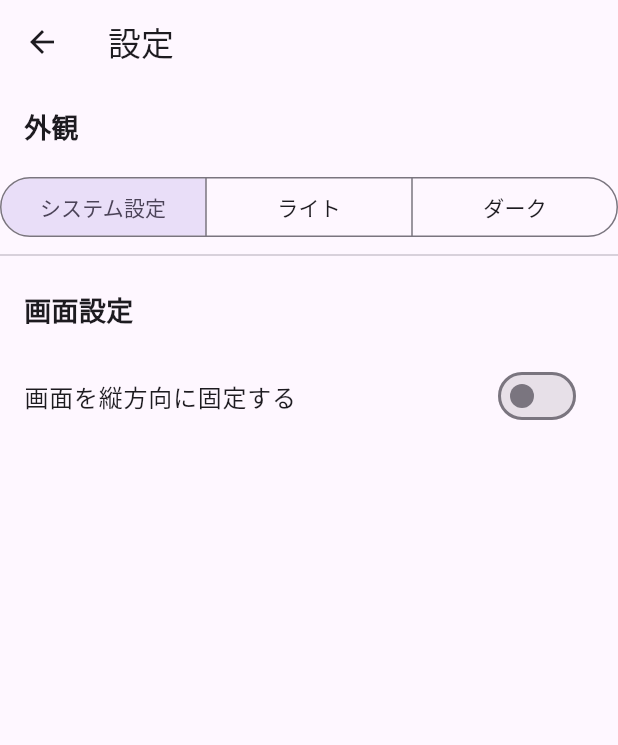
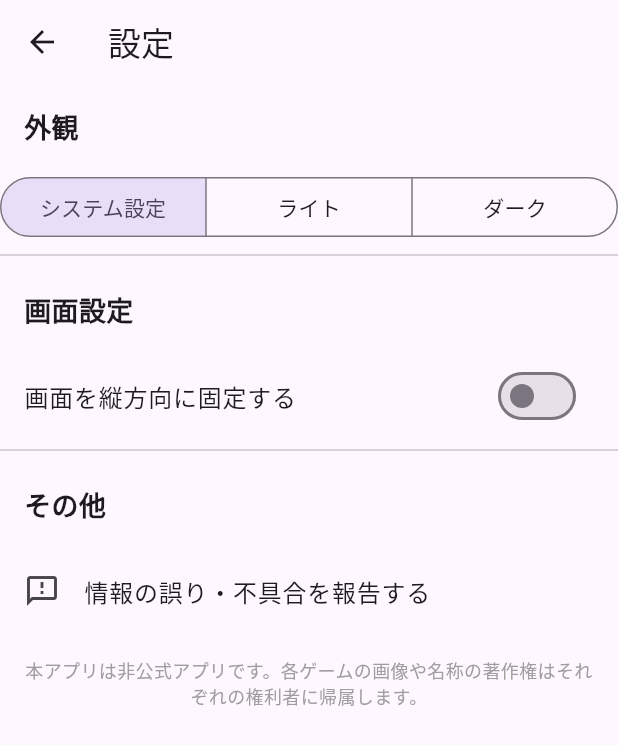
Before and after one commit to onpuuki/game-tracker, a Flutter app: the SettingsScreen screen opened directly, on a phone screen of 412 x 824 dp. Shown: the top 745 px of the screen. Run offline on Flutter 3.47's test engine with Material 3 defaults, Android fonts, the phone set to English and light mode, and no system bars; our stand-ins replace cloud_firestore, cloud_functions, firebase_auth, firebase_core, flutter_hooks, flutter_riverpod and 2 more; accounts and stored records are empty; network calls fail.

Commit message:
feat: Add welcome dialog, feedback links, and disclaimer
- Implemented a first-launch welcome dialog in `home_screen.dart` using `shared_preferences`.
- Added an admin menu option to re-display the welcome dialog.
- Added a feedback/reporting option in the settings screen and event card kebab menu using `url_launcher`.
- Added copyright and unofficial app disclaimer to the settings screen to meet app store policies.

Co-authored-by: onpuuki <220911838+onpuuki@users.noreply.github.com>

```diff
--- a/frontend/lib/screens/settings_screen.dart
+++ b/frontend/lib/screens/settings_screen.dart
@@ -1,6 +1,7 @@
 import 'package:flutter/material.dart';
 import 'package:flutter/services.dart';
 import 'package:shared_preferences/shared_preferences.dart';
+import 'package:url_launcher/url_launcher.dart';
 import '../main.dart'; // Import themeNotifier
 
 class SettingsScreen extends StatefulWidget {
@@ -110,6 +111,41 @@ class _SettingsScreenState extends State<SettingsScreen> {
               _updateRotationLock(value);
             },
           ),
+          const Divider(),
+          const Padding(
+            padding: EdgeInsets.all(16.0),
+            child: Text(
+              'その他',
+              style: TextStyle(fontSize: 18, fontWeight: FontWeight.bold),
+            ),
+          ),
+          ListTile(
+            leading: const Icon(Icons.feedback_outlined),
+            title: const Text('情報の誤り・不具合を報告する'),
+            onTap: () async {
+              final Uri url = Uri.parse('https://forms.gle/dummy_url');
+              if (await canLaunchUrl(url)) {
+                await launchUrl(url, mode: LaunchMode.externalApplication);
+              } else {
+                if (context.mounted) {
+                  ScaffoldMessenger.of(context).showSnackBar(
+                    const SnackBar(content: Text('報告フォームを開けませんでした。')),
+                  );
+                }
+              }
+            },
+          ),
+          const Padding(
+            padding: EdgeInsets.all(16.0),
+            child: Text(
+              '本アプリは非公式アプリです。各ゲームの画像や名称の著作権はそれぞれの権利者に帰属します。',
+              style: TextStyle(
+                fontSize: 12,
+                color: Colors.grey,
+              ),
+              textAlign: TextAlign.center,
+            ),
+          ),
         ],
       ),
     );
```
Also changed, not shown: frontend/lib/screens/home_screen.dart (+70 -4 lines).
